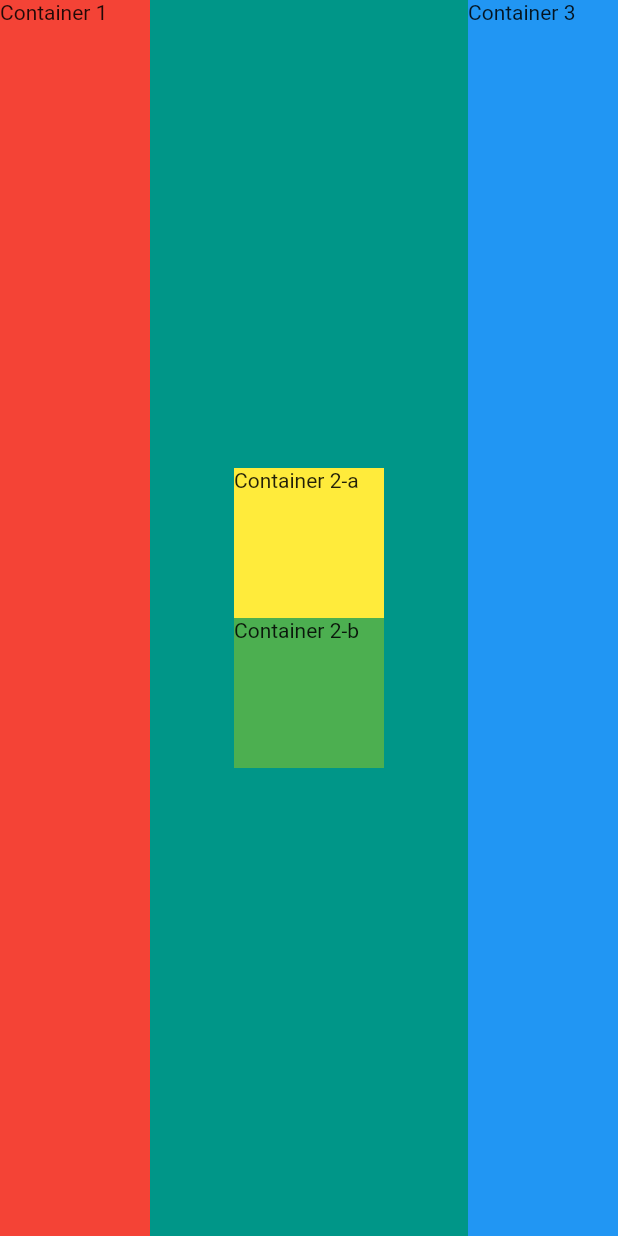
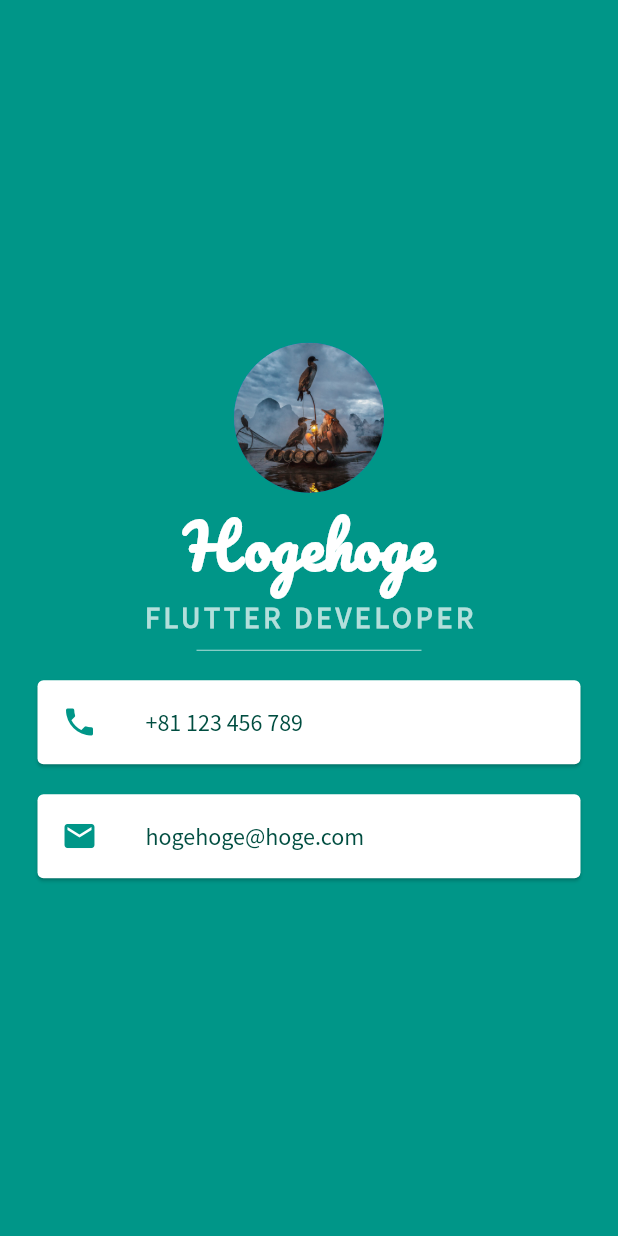
Before and after one commit to hideyu/flutter-udemy, a Flutter app: the screen it shows after launch, on a phone screen of 412 x 824 dp. Run offline on Flutter 3.47's test engine with Material 2 defaults, Android fonts, the phone set to English and light mode, and no system bars.

Commit message:
feat(mi_card_flutter/): added some styles for micard application

```diff
--- a/mi_card_flutter/lib/main.dart
+++ b/mi_card_flutter/lib/main.dart
@@ -11,37 +11,68 @@
       home: Scaffold(
         backgroundColor: Colors.teal,
         body: SafeArea(
-          child: Row(
-            mainAxisAlignment: MainAxisAlignment.spaceBetween,
+          child: Column(
+            mainAxisAlignment: MainAxisAlignment.center,
             children: <Widget>[
-              Container(
-                width: 100.0,
-                height: double.infinity,
-                color: Colors.red,
-                child: Text('Container 1'),
+              CircleAvatar(
+                radius: 50.0,
+                backgroundImage: AssetImage('images/image.jpg'),
               ),
-              Column(
-                mainAxisAlignment: MainAxisAlignment.center,
-                children: <Widget>[
-                  Container(
-                    height: 100.0,
-                    width: 100.0,
-                    color: Colors.yellow,
-                    child: Text('Container 2-a'),
+              Text(
+                "Hogehoge",
+                style: TextStyle(
+                    fontFamily: 'Pacifico',
+                    fontSize: 40.0,
+                    color: Colors.white,
+                    fontWeight: FontWeight.bold),
+              ),
+              Text(
+                "FLUTTER DEVELOPER",
+                style: TextStyle(
+                    fontFamily: 'Source Sans Pro',
+                    fontSize: 20.0,
+                    letterSpacing: 2.5,
+                    color: Colors.teal.shade100,
+                    fontWeight: FontWeight.bold),
+              ),
+              SizedBox(
+                height: 20.0,
+                width: 150.0,
+                child: Divider(
+                  color: Colors.teal.shade100,
+                ),
+              ),
+              Card(
+                margin: EdgeInsets.symmetric(vertical: 10.0, horizontal: 25.0),
+                // padding: EdgeInsets.all(10.0),
+                child: ListTile(
+                  leading: Icon(
+                    Icons.phone,
+                    color: Colors.teal,
                   ),
-                  Container(
-                    height: 100.0,
-                    width: 100.0,
-                    color: Colors.green,
-                    child: Text('Container 2-b'),
+                  title: Text(
+                    "+81 123 456 789",
+                    style: TextStyle(
+                        color: Colors.teal.shade900,
+                        fontFamily: "Source Sans Pro"),
                   ),
-                ],
+                ),
               ),
-              Container(
-                width: 100.0,
-                height: double.infinity,
-                color: Colors.blue,
-                child: Text('Container 3'),
+              Card(
+                margin: EdgeInsets.symmetric(vertical: 10.0, horizontal: 25.0),
+                // padding: EdgeInsets.all(10.0),
+                child: ListTile(
+                  leading: Icon(
+                    Icons.email,
+                    color: Colors.teal,
+                  ),
+                  title: Text(
+                    "hogehoge@hoge.com",
+                    style: TextStyle(
+                        color: Colors.teal.shade900,
+                        fontFamily: "Source Sans Pro"),
+                  ),
+                ),
               ),
             ],
           ),
```
Also changed, not shown: mi_card_flutter/pubspec.yaml (+10 -8 lines), mi_card_flutter/fonts/Pacifico-Regular.ttf (added), mi_card_flutter/fonts/SourceSansPro-Regular.ttf (added), mi_card_flutter/images/image.jpg (added).
